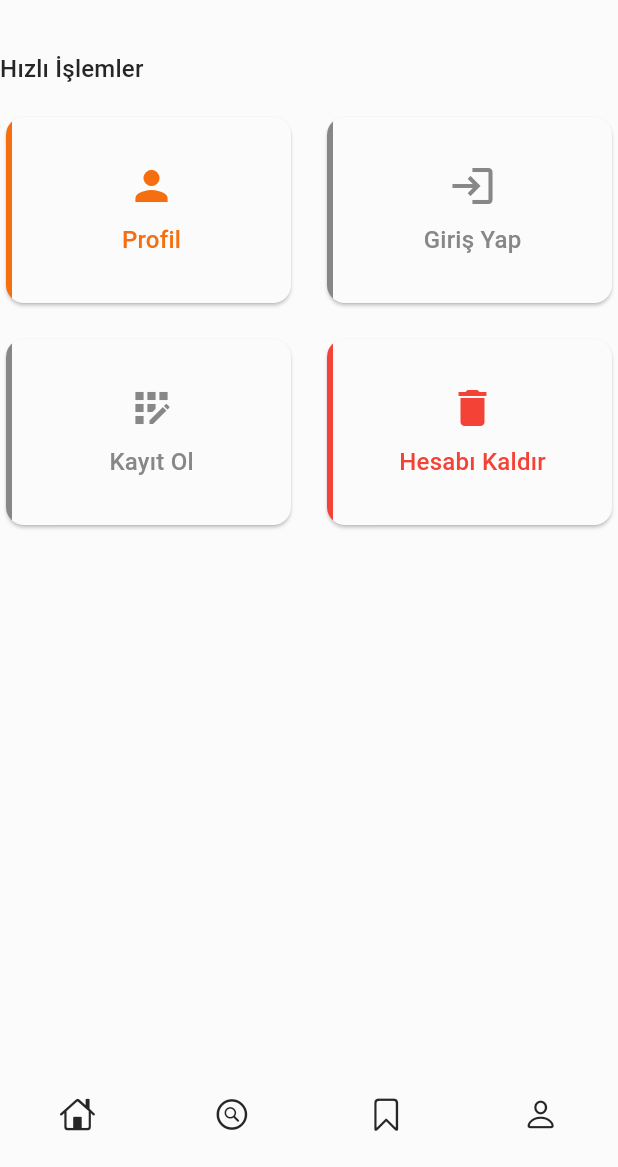
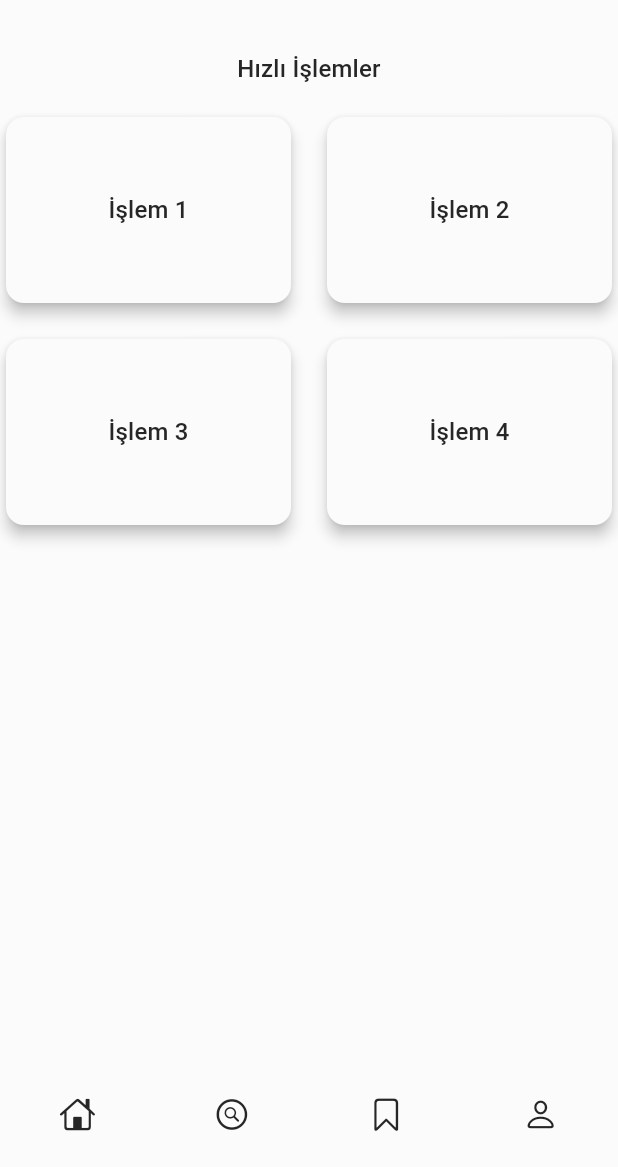
Before and after one commit to acimasizburger/Fungipedia, a Flutter app: the HomeScreen screen opened by its route, on a phone screen of 412 x 824 dp, the part 69-1236 px from its top. Run offline on Flutter 3.47's test engine with Material 3 defaults, Android fonts, the phone set to English and light mode, and no system bars; our stand-ins replace go_router, google_fonts.

Commit message:
Ana ekrandaki gereksiz kodlar kaldırıldı ve hızlı işlemler menüsü güncellendi.

```diff
--- a/lib/screens/home_screen.dart
+++ b/lib/screens/home_screen.dart
@@ -1,16 +1,9 @@
-// ana ekran
-
-//import 'package:dotlottie_loader/dotlottie_loader.dart';
 import 'package:flutter/material.dart';
 import 'package:flutter/cupertino.dart';
 import 'package:go_router/go_router.dart';
-//import 'package:lottie/lottie.dart';
 import 'package:provider/provider.dart';
-
-//import '../core/constants.dart';
 import '../core/themes.dart';
 import '../widgets/bottom_menu.dart';
-//import '../widgets/suggested_action_card.dart';
 
 class HomeScreen extends StatelessWidget {
   const HomeScreen({super.key});
@@ -19,8 +12,7 @@ class HomeScreen extends StatelessWidget {
   Widget build(BuildContext context) {
     return Scaffold(
       appBar: AppBar(
-        title: Text('Fungipedia',
-            style: Theme.of(context).textTheme.headlineMedium),
+        title: Text('Fungipedia', style: Theme.of(context).textTheme.headlineMedium),
         centerTitle: true,
         actions: [
           IconButton(
@@ -95,6 +87,7 @@ class HomeScreen extends StatelessWidget {
                 child: Text(
                   "Hızlı İşlemler",
                   style: Theme.of(context).textTheme.titleMedium,
+                  textAlign: TextAlign.center,
                 ),
               ),
               SliverToBoxAdapter(
@@ -109,101 +102,36 @@ class HomeScreen extends StatelessWidget {
                 ),
                 delegate: SliverChildBuilderDelegate(
                   (context, index) {
-                    final actions = [
-                      ActionCard(
-                        icon: Icons.person,
-                        title: "Profil",
-                        color: Theme.of(context).colorScheme.primary,
-                        onTap: () => context.push("/profile"),
+                    return Card(
+                      elevation: 4,
+                      shape: RoundedRectangleBorder(
+                        borderRadius: BorderRadius.circular(12),
                       ),
-                      ActionCard(
-                        icon: Icons.login,
-                        title: "Giriş Yap",
-                        color: Theme.of(context).colorScheme.secondary,
-                        onTap: () => context.push("/login"),
-                      ),
-                      ActionCard(
-                        icon: Icons.app_registration,
-                        title: "Kayıt Ol",
-                        color: Theme.of(context).colorScheme.tertiary,
-                        onTap: () => context.go("/register"),
-                      ),
-                      ActionCard(
-                        icon: Icons.delete,
-                        title: "Hesabı Kaldır",
-                        color: Theme.of(context).colorScheme.error,
-                        onTap: () => showDialog(
-                          context: context,
-                          builder: (context) => AlertDialog(
-                            icon: Icon(Icons.warning),
-                            title: Text("Uyarı"),
-                            content: Text(
-                                "Hesabınızı silmek istediğinizden emin misiniz?"),
-                            actions: [
-                              TextButton(
-                                onPressed: () => context.pop(),
-                                child: Text("İptal"),
-                              ),
-                              FilledButton(
-                                onPressed: () {},
-                                child: Text("Sil"),
-                              ),
-                            ],
+                      child: InkWell(
+                        onTap: () {
+                          // Hızlı işlem tıklama işlemleri
+                        },
+                        child: Center(
+                          child: Text(
+                            "İşlem ${index + 1}",
+                            style: Theme.of(context).textTheme.titleMedium,
                           ),
                         ),
                       ),
-                    ];
-                    return actions[index];
+                    );
                   },
                   childCount: 4,
                 ),
               ),
             ],
           ),
+          Positioned(
+            bottom: 0,
+            left: 0,
+            right: 0,
+            child: BottomMenu(),
+          ),
         ],
-      ),
-      bottomNavigationBar: BottomMenu(),
-    );
-  }
-}
-
-class ActionCard extends StatelessWidget {
-  final IconData icon;
-  final String title;
-  final Color color;
-  final VoidCallback onTap;
-
-  const ActionCard({
-    required this.icon,
-    required this.title,
-    required this.color,
-    required this.onTap,
-  });
-
-  @override
-  Widget build(BuildContext context) {
-    return Card(
-      clipBehavior: Clip.antiAlias,
-      child: InkWell(
-        onTap: onTap,
-        child: Container(
-          decoration: BoxDecoration(
-            border: Border(left: BorderSide(color: color, width: 4)),
-          ),
-          child: Column(
-            mainAxisAlignment: MainAxisAlignment.center,
-            children: [
-              Icon(icon, size: 32, color: color),
-              SizedBox(height: 8),
-              Text(
-                title,
-                style: Theme.of(context).textTheme.titleMedium?.copyWith(
-                      color: color,
-                    ),
-              ),
-            ],
-          ),
-        ),
       ),
     );
   }
```
